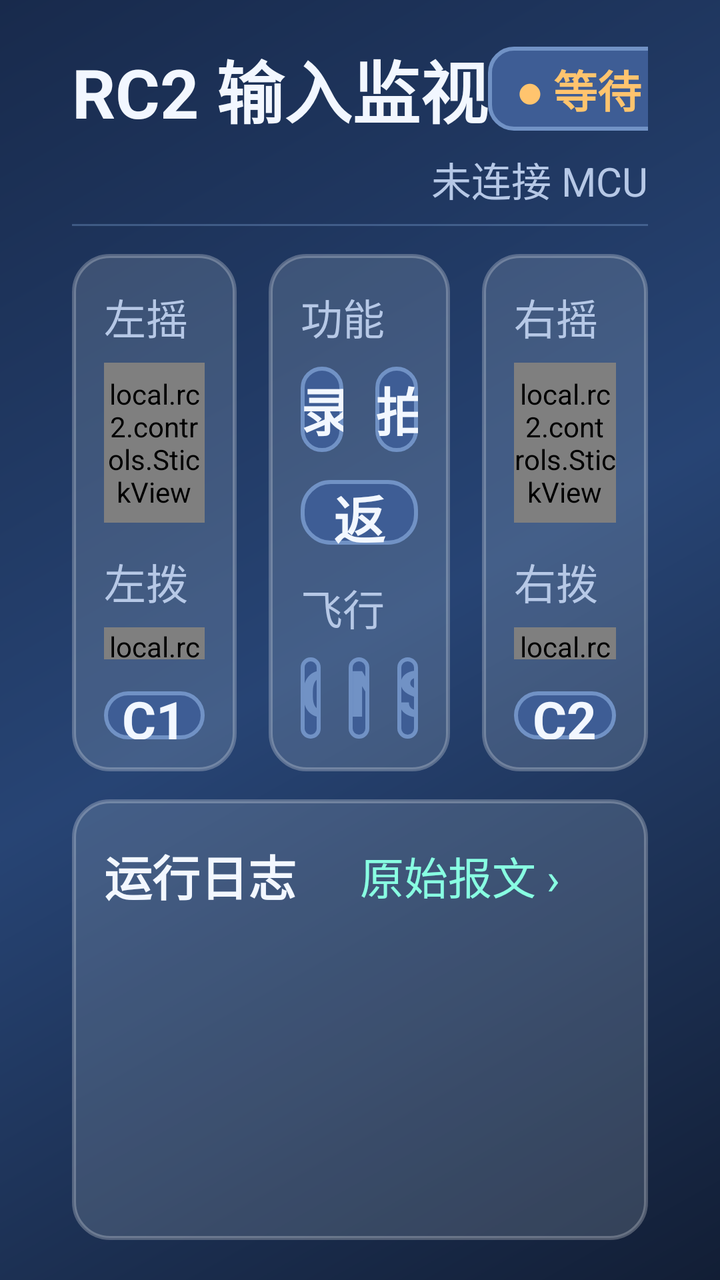
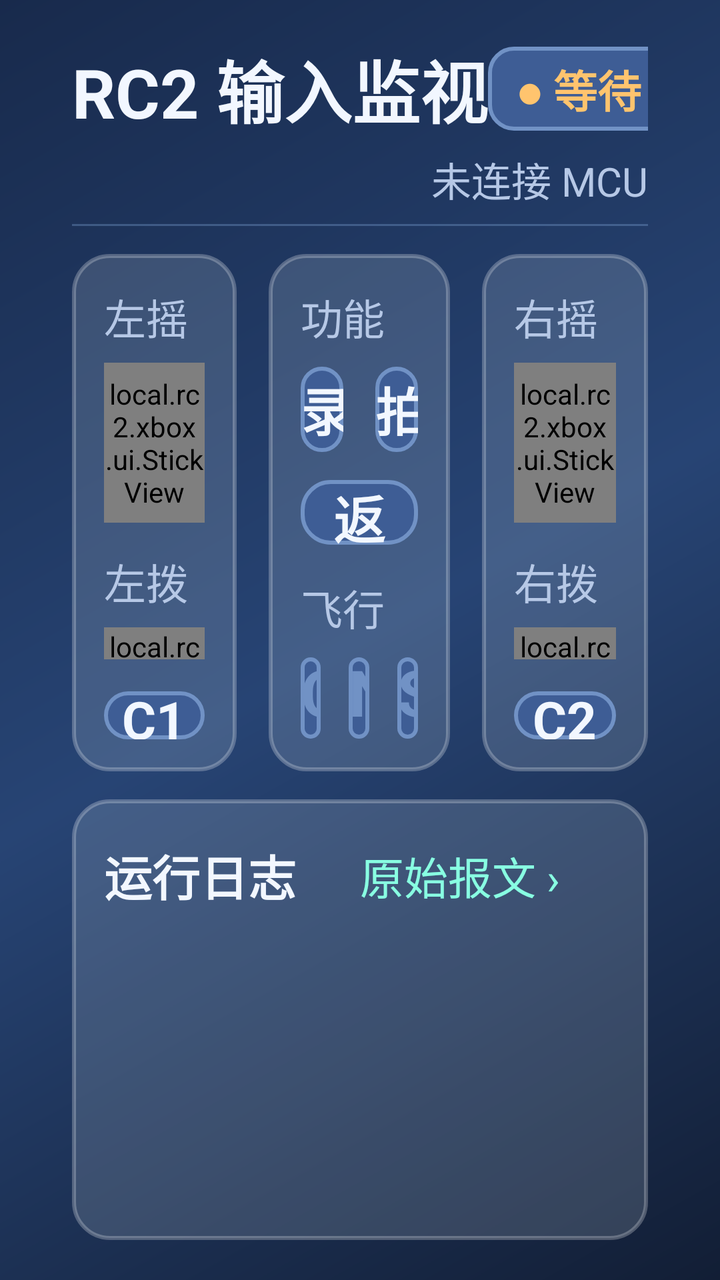

An Android layout rendered at two revisions. The XML below is the earlier revision; the diff shows what the commit changed to produce the second picture.
<!-- AndroidManifest.xml: application theme Theme.Rc2 -->
<!-- res/layout/page_dashboard.xml -->
<?xml version="1.0" encoding="utf-8"?>
<LinearLayout xmlns:android="http://schemas.android.com/apk/res/android"
    android:layout_width="match_parent"
    android:layout_height="match_parent"
    android:background="@drawable/bg_screen"
    android:orientation="vertical"
    android:paddingStart="36dp"
    android:paddingTop="20dp"
    android:paddingEnd="36dp"
    android:paddingBottom="20dp">

    
    <LinearLayout
        android:layout_width="match_parent"
        android:layout_height="wrap_content"
        android:baselineAligned="false"
        android:gravity="center_vertical"
        android:orientation="horizontal">

        <TextView
            style="@style/RcTitle"
            android:layout_width="wrap_content"
            android:layout_height="wrap_content"
            android:text="RC2 输入监视" />

        <Space
            android:layout_width="0dp"
            android:layout_height="1dp"
            android:layout_weight="1.5" />

        <TextView
            android:id="@+id/stateText"
            style="@style/RcBadge"
            android:layout_width="wrap_content"
            android:layout_height="wrap_content"
            android:text="● 等待 MCU" />

        <TextView
            android:id="@+id/rateText"
            style="@style/RcTag"
            android:layout_width="wrap_content"
            android:layout_height="wrap_content"
            android:layout_marginStart="22dp"
            android:fontFamily="monospace"
            android:text="0 FPS  /  0 Hz" />
    </LinearLayout>

    
    <TextView
        android:id="@+id/statusText"
        style="@style/RcTag"
        android:layout_width="match_parent"
        android:layout_height="wrap_content"
        android:layout_marginTop="6dp"
        android:ellipsize="end"
        android:gravity="end"
        android:text="未连接 MCU"
        android:textSize="20sp" />

    <View
        android:layout_width="match_parent"
        android:layout_height="1dp"
        android:layout_marginTop="8dp"
        android:background="@color/rc_line" />

    
    <LinearLayout
        android:layout_width="match_parent"
        android:layout_height="0dp"
        android:layout_marginTop="14dp"
        android:layout_weight="1"
        android:baselineAligned="false"
        android:orientation="horizontal">

        
        <LinearLayout
            android:layout_width="0dp"
            android:layout_height="match_parent"
            android:layout_weight="1"
            android:background="@drawable/bg_panel"
            android:orientation="vertical"
            android:padding="16dp">

            <LinearLayout
                android:layout_width="match_parent"
                android:layout_height="wrap_content"
                android:baselineAligned="false"
                android:gravity="center_vertical"
                android:orientation="horizontal">

                <TextView
                    style="@style/RcSection"
                    android:layout_width="wrap_content"
                    android:layout_height="wrap_content"
                    android:text="左摇杆" />

                <TextView
                    android:id="@+id/stickLeftValue"
                    style="@style/RcValue"
                    android:layout_width="0dp"
                    android:layout_height="wrap_content"
                    android:layout_weight="1"
                    android:gravity="end"
                    android:text="X +0.00  Y +0.00" />
            </LinearLayout>

            <local.rc2.controls.StickView
                android:id="@+id/stickLeft"
                android:layout_width="match_parent"
                android:layout_height="0dp"
                android:layout_marginTop="8dp"
                android:layout_weight="1.5" />

            <LinearLayout
                android:layout_width="match_parent"
                android:layout_height="wrap_content"
                android:layout_marginTop="14dp"
                android:baselineAligned="false"
                android:gravity="center_vertical"
                android:orientation="horizontal">

                <TextView
                    style="@style/RcSection"
                    android:layout_width="wrap_content"
                    android:layout_height="wrap_content"
                    android:text="左拨轮" />

                <TextView
                    android:id="@+id/dialLeftValue"
                    style="@style/RcValue"
                    android:layout_width="0dp"
                    android:layout_height="wrap_content"
                    android:layout_weight="1"
                    android:gravity="end"
                    android:text="0x00 (0)" />
            </LinearLayout>

            <local.rc2.controls.DialView
                android:id="@+id/dialLeft"
                android:layout_width="match_parent"
                android:layout_height="0dp"
                android:layout_marginTop="8dp"
                android:layout_weight="0.3" />

            <TextView
                android:id="@+id/keyC1"
                style="@style/RcKey"
                android:layout_width="match_parent"
                android:layout_height="0dp"
                android:layout_marginTop="16dp"
                android:layout_weight="0.45"
                android:text="C1" />
        </LinearLayout>

        
        <LinearLayout
            android:layout_width="0dp"
            android:layout_height="match_parent"
            android:layout_marginStart="16dp"
            android:layout_weight="1.1"
            android:background="@drawable/bg_panel"
            android:orientation="vertical"
            android:padding="16dp">

            <TextView
                style="@style/RcSection"
                android:layout_width="match_parent"
                android:layout_height="wrap_content"
                android:text="功能按键" />

            <LinearLayout
                android:layout_width="match_parent"
                android:layout_height="0dp"
                android:layout_marginTop="10dp"
                android:layout_weight="1"
                android:baselineAligned="false"
                android:orientation="horizontal">

                <TextView
                    android:id="@+id/keyRecord"
                    style="@style/RcKey"
                    android:layout_width="0dp"
                    android:layout_height="match_parent"
                    android:layout_marginEnd="8dp"
                    android:layout_weight="1"
                    android:text="录像" />

                <TextView
                    android:id="@+id/keyShutter"
                    style="@style/RcKey"
                    android:layout_width="0dp"
                    android:layout_height="match_parent"
                    android:layout_marginStart="8dp"
                    android:layout_weight="1"
                    android:text="拍照" />
            </LinearLayout>

            <TextView
                android:id="@+id/keyRth"
                style="@style/RcKey"
                android:layout_width="match_parent"
                android:layout_height="0dp"
                android:layout_marginTop="14dp"
                android:layout_weight="0.75"
                android:text="返航 / 暂停" />

            
            <LinearLayout
                android:layout_width="match_parent"
                android:layout_height="wrap_content"
                android:layout_marginTop="16dp"
                android:baselineAligned="false"
                android:gravity="center_vertical"
                android:orientation="horizontal">

                <TextView
                    style="@style/RcSection"
                    android:layout_width="wrap_content"
                    android:layout_height="wrap_content"
                    android:text="飞行模式" />

                <TextView
                    android:id="@+id/modeRaw"
                    style="@style/RcValue"
                    android:layout_width="0dp"
                    android:layout_height="wrap_content"
                    android:layout_weight="1"
                    android:gravity="end"
                    android:text="b2 —" />
            </LinearLayout>

            <LinearLayout
                android:layout_width="match_parent"
                android:layout_height="0dp"
                android:layout_marginTop="10dp"
                android:layout_weight="0.95"
                android:baselineAligned="false"
                android:orientation="horizontal">

                <LinearLayout
                    android:id="@+id/modeC"
                    android:layout_width="0dp"
                    android:layout_height="match_parent"
                    android:layout_marginEnd="7dp"
                    android:layout_weight="1"
                    android:background="@drawable/bg_chip"
                    android:gravity="center"
                    android:orientation="vertical">

                    <TextView
                        android:layout_width="wrap_content"
                        android:layout_height="wrap_content"
                        android:duplicateParentState="true"
                        android:includeFontPadding="false"
                        android:text="C"
                        android:textColor="@color/chip_text"
                        android:textSize="32sp"
                        android:textStyle="bold" />

                    <TextView
                        android:layout_width="wrap_content"
                        android:layout_height="wrap_content"
                        android:layout_marginTop="2dp"
                        android:duplicateParentState="true"
                        android:includeFontPadding="false"
                        android:text="平稳"
                        android:textColor="@color/chip_sub_text"
                        android:textSize="19sp" />
                </LinearLayout>

                <LinearLayout
                    android:id="@+id/modeN"
                    android:layout_width="0dp"
                    android:layout_height="match_parent"
                    android:layout_marginStart="7dp"
                    android:layout_marginEnd="7dp"
                    android:layout_weight="1"
                    android:background="@drawable/bg_chip"
                    android:gravity="center"
                    android:orientation="vertical">

                    <TextView
                        android:layout_width="wrap_content"
                        android:layout_height="wrap_content"
                        android:duplicateParentState="true"
                        android:includeFontPadding="false"
                        android:text="N"
                        android:textColor="@color/chip_text"
                        android:textSize="32sp"
                        android:textStyle="bold" />

                    <TextView
                        android:layout_width="wrap_content"
                        android:layout_height="wrap_content"
                        android:layout_marginTop="2dp"
                        android:duplicateParentState="true"
                        android:includeFontPadding="false"
                        android:text="普通"
                        android:textColor="@color/chip_sub_text"
                        android:textSize="19sp" />
                </LinearLayout>

                <LinearLayout
                    android:id="@+id/modeS"
                    android:layout_width="0dp"
                    android:layout_height="match_parent"
                    android:layout_marginStart="7dp"
                    android:layout_weight="1"
                    android:background="@drawable/bg_chip"
                    android:gravity="center"
                    android:orientation="vertical">

                    <TextView
                        android:layout_width="wrap_content"
                        android:layout_height="wrap_content"
                        android:duplicateParentState="true"
                        android:includeFontPadding="false"
                        android:text="S"
                        android:textColor="@color/chip_text"
                        android:textSize="32sp"
                        android:textStyle="bold" />

                    <TextView
                        android:layout_width="wrap_content"
                        android:layout_height="wrap_content"
                        android:layout_marginTop="2dp"
                        android:duplicateParentState="true"
                        android:includeFontPadding="false"
                        android:text="运动"
                        android:textColor="@color/chip_sub_text"
                        android:textSize="19sp" />
                </LinearLayout>
            </LinearLayout>
        </LinearLayout>

        
        <LinearLayout
            android:layout_width="0dp"
            android:layout_height="match_parent"
            android:layout_marginStart="16dp"
            android:layout_weight="1"
            android:background="@drawable/bg_panel"
            android:orientation="vertical"
            android:padding="16dp">

            <LinearLayout
                android:layout_width="match_parent"
                android:layout_height="wrap_content"
                android:baselineAligned="false"
                android:gravity="center_vertical"
                android:orientation="horizontal">

                <TextView
                    style="@style/RcSection"
                    android:layout_width="wrap_content"
                    android:layout_height="wrap_content"
                    android:text="右摇杆" />

                <TextView
                    android:id="@+id/stickRightValue"
                    style="@style/RcValue"
                    android:layout_width="0dp"
                    android:layout_height="wrap_content"
                    android:layout_weight="1"
                    android:gravity="end"
                    android:text="X +0.00  Y +0.00" />
            </LinearLayout>

            <local.rc2.controls.StickView
                android:id="@+id/stickRight"
                android:layout_width="match_parent"
                android:layout_height="0dp"
                android:layout_marginTop="8dp"
                android:layout_weight="1.5" />

            <LinearLayout
                android:layout_width="match_parent"
                android:layout_height="wrap_content"
                android:layout_marginTop="14dp"
                android:baselineAligned="false"
                android:gravity="center_vertical"
                android:orientation="horizontal">

                <TextView
                    style="@style/RcSection"
                    android:layout_width="wrap_content"
                    android:layout_height="wrap_content"
                    android:text="右拨轮" />

                <TextView
                    android:id="@+id/dialRightValue"
                    style="@style/RcValue"
                    android:layout_width="0dp"
                    android:layout_height="wrap_content"
                    android:layout_weight="1"
                    android:gravity="end"
                    android:text="0x00 (0)" />
            </LinearLayout>

            <local.rc2.controls.DialView
                android:id="@+id/dialRight"
                android:layout_width="match_parent"
                android:layout_height="0dp"
                android:layout_marginTop="8dp"
                android:layout_weight="0.3" />

            <TextView
                android:id="@+id/keyC2"
                style="@style/RcKey"
                android:layout_width="match_parent"
                android:layout_height="0dp"
                android:layout_marginTop="16dp"
                android:layout_weight="0.45"
                android:text="C2" />
        </LinearLayout>
    </LinearLayout>

    
    <LinearLayout
        android:layout_width="match_parent"
        android:layout_height="0dp"
        android:layout_marginTop="14dp"
        android:layout_weight="0.85"
        android:background="@drawable/bg_panel"
        android:orientation="vertical"
        android:padding="16dp">

        <LinearLayout
            android:layout_width="match_parent"
            android:layout_height="wrap_content"
            android:baselineAligned="false"
            android:gravity="center_vertical"
            android:orientation="horizontal">

            <TextView
                android:layout_width="wrap_content"
                android:layout_height="wrap_content"
                android:includeFontPadding="false"
                android:text="运行日志"
                android:textColor="@color/rc_text"
                android:textSize="24sp"
                android:textStyle="bold" />

            <TextView
                android:id="@+id/channelText"
                style="@style/RcTag"
                android:layout_width="0dp"
                android:layout_height="wrap_content"
                android:layout_marginStart="20dp"
                android:layout_weight="1"
                android:fontFamily="monospace"
                android:text="RX — RY — LY — LX — LT — RT —"
                android:textSize="19sp" />

            <TextView
                android:id="@+id/btnRaw"
                style="@style/RcLink"
                android:layout_width="wrap_content"
                android:layout_height="wrap_content"
                android:text="原始报文 ›" />

            <TextView
                android:id="@+id/btnProbe"
                style="@style/RcLink"
                android:layout_width="wrap_content"
                android:layout_height="wrap_content"
                android:layout_marginStart="12dp"
                android:text="推送探针 ›" />
        </LinearLayout>

        <ScrollView
            android:id="@+id/logScroll"
            android:layout_width="match_parent"
            android:layout_height="0dp"
            android:layout_marginTop="10dp"
            android:layout_weight="1"
            android:scrollbars="vertical">

            <TextView
                android:id="@+id/logText"
                style="@style/RcBody"
                android:layout_width="match_parent"
                android:layout_height="wrap_content" />
        </ScrollView>
    </LinearLayout>

</LinearLayout>
<!-- resources referenced by this layout -->
<resources>
  <color name="rc_line">#4D8FB6E8</color>
  <color name="rc_text">#FFF2F7FF</color>
  <!-- drawable bg_panel (drawable) -->
  <?xml version="1.0" encoding="utf-8"?>
  <shape xmlns:android="http://schemas.android.com/apk/res/android"
      android:shape="rectangle">
      <solid android:color="@color/rc_panel" />
      <corners android:radius="18dp" />
      <stroke
          android:width="2dp"
          android:color="#40FFFFFF" />
  </shape>
  <!-- drawable bg_screen (drawable) -->
  <?xml version="1.0" encoding="utf-8"?>
  <shape xmlns:android="http://schemas.android.com/apk/res/android"
      android:shape="rectangle">
      <gradient
          android:angle="315"
          android:centerColor="@color/rc_bg_mid"
          android:endColor="@color/rc_bg_bottom"
          android:startColor="@color/rc_bg_top" />
  </shape>
  <style name="RcBody">
          <item name="android:textColor">@color/rc_muted</item>
          <item name="android:textSize">21sp</item>
          <item name="android:fontFamily">monospace</item>
          <item name="android:lineSpacingExtra">5dp</item>
      </style>
  <style name="RcKey">
          <item name="android:background">@drawable/bg_key</item>
          <item name="android:textColor">@color/key_text</item>
          <item name="android:textSize">26sp</item>
          <item name="android:textStyle">bold</item>
          <item name="android:gravity">center</item>
          <item name="android:includeFontPadding">false</item>
          <item name="android:maxLines">1</item>
      </style>
  <style name="RcSection">
          <item name="android:textColor">@color/rc_muted</item>
          <item name="android:textSize">21sp</item>
          <item name="android:includeFontPadding">false</item>
          <item name="android:maxLines">1</item>
      </style>
  <style name="RcTag">
          <item name="android:textColor">@color/rc_muted</item>
          <item name="android:textSize">22sp</item>
          <item name="android:includeFontPadding">false</item>
          <item name="android:maxLines">1</item>
      </style>
  <style name="RcTitle">
          <item name="android:textColor">@color/rc_text</item>
          <item name="android:textSize">34sp</item>
          <item name="android:textStyle">bold</item>
          <item name="android:includeFontPadding">false</item>
          <item name="android:maxLines">1</item>
      </style>
  <style name="RcValue">
          <item name="android:textColor">@color/rc_muted</item>
          <item name="android:textSize">20sp</item>
          <item name="android:fontFamily">monospace</item>
          <item name="android:includeFontPadding">false</item>
          <item name="android:maxLines">1</item>
      </style>
  <style name="Theme.Rc2" parent="@android:style/Theme.Material.NoActionBar">
          <item name="android:windowBackground">@color/rc_bg_bottom</item>
          <item name="android:colorBackground">@color/rc_bg_bottom</item>
          <item name="android:statusBarColor">@color/rc_bg_bottom</item>
          <item name="android:navigationBarColor">@color/rc_bg_bottom</item>
          <item name="android:windowNoTitle">true</item>
      </style>
  <color name="rc_mint">#FF88FFE2</color>
  <color name="rc_key">#FF3E5D95</color>
  <color name="rc_key_off">#FF7192C5</color>
  <color name="rc_panel">#26EBF5FF</color>
  <color name="rc_bg_mid">#FF274474</color>
  <color name="rc_bg_bottom">#FF121E35</color>
  <color name="rc_bg_top">#FF182A4C</color>
  <color name="rc_warn">#FFFFC46E</color>
  <color name="rc_muted">#FFB6C8E6</color>
  <!-- unchanged entries left out for length: 4 -->
</resources>

<!-- the commit's change to res/layout/page_dashboard.xml (unified diff, before → after) -->
@@ -104,7 +104,7 @@
                     android:text="X +0.00  Y +0.00" />
             </LinearLayout>
 
-            <local.rc2.controls.StickView
+            <local.rc2.xbox.ui.StickView
                 android:id="@+id/stickLeft"
                 android:layout_width="match_parent"
                 android:layout_height="0dp"
@@ -135,7 +135,7 @@
                     android:text="0x00 (0)" />
             </LinearLayout>
 
-            <local.rc2.controls.DialView
+            <local.rc2.xbox.ui.DialView
                 android:id="@+id/dialLeft"
                 android:layout_width="match_parent"
                 android:layout_height="0dp"
@@ -366,7 +366,7 @@
                     android:text="X +0.00  Y +0.00" />
             </LinearLayout>
 
-            <local.rc2.controls.StickView
+            <local.rc2.xbox.ui.StickView
                 android:id="@+id/stickRight"
                 android:layout_width="match_parent"
                 android:layout_height="0dp"
@@ -397,7 +397,7 @@
                     android:text="0x00 (0)" />
             </LinearLayout>
 
-            <local.rc2.controls.DialView
+            <local.rc2.xbox.ui.DialView
                 android:id="@+id/dialRight"
                 android:layout_width="match_parent"
                 android:layout_height="0dp"
